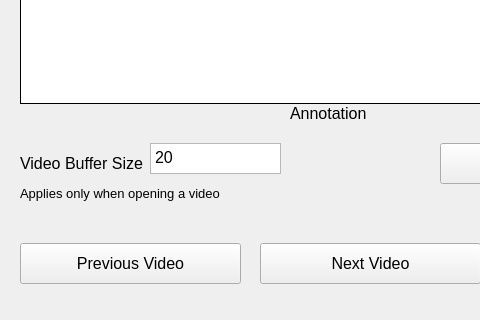
Qt form key_point.ui (leeys507/Public_AI_Project) before a commit; both pictures show x 0 to 480 and y 546 to 866 of the 1344 by 866 pixel window.
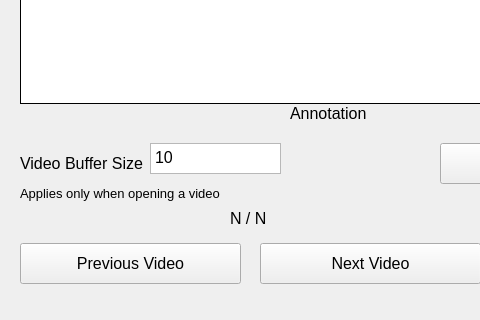
The same form after that commit.

Commit message: v file index label

```diff
--- a/key_point.ui
+++ b/key_point.ui
@@ -205,7 +205,7 @@
 &lt;html&gt;&lt;head&gt;&lt;meta name=&quot;qrichtext&quot; content=&quot;1&quot; /&gt;&lt;style type=&quot;text/css&quot;&gt;
 p, li { white-space: pre-wrap; }
 &lt;/style&gt;&lt;/head&gt;&lt;body style=&quot; font-family:'MS Shell Dlg 2'; font-size:12pt; font-weight:400; font-style:normal;&quot;&gt;
-&lt;p style=&quot; margin-top:0px; margin-bottom:0px; margin-left:0px; margin-right:0px; -qt-block-indent:0; text-indent:0px;&quot;&gt;20&lt;/p&gt;&lt;/body&gt;&lt;/html&gt;</string>
+&lt;p style=&quot; margin-top:0px; margin-bottom:0px; margin-left:0px; margin-right:0px; -qt-block-indent:0; text-indent:0px;&quot;&gt;10&lt;/p&gt;&lt;/body&gt;&lt;/html&gt;</string>
     </property>
    </widget>
    <widget class="QPushButton" name="nextVideoButton">
@@ -334,6 +334,24 @@
      <string>Previous Video</string>
     </property>
    </widget>
+   <widget class="QLabel" name="videoFileCountLabel">
+    <property name="geometry">
+     <rect>
+      <x>230</x>
+      <y>730</y>
+      <width>91</width>
+      <height>31</height>
+     </rect>
+    </property>
+    <property name="font">
+     <font>
+      <pointsize>12</pointsize>
+     </font>
+    </property>
+    <property name="text">
+     <string>N / N</string>
+    </property>
+   </widget>
   </widget>
   <widget class="QMenuBar" name="menubar">
    <property name="geometry">
```
The commit also changes 6 other files.
